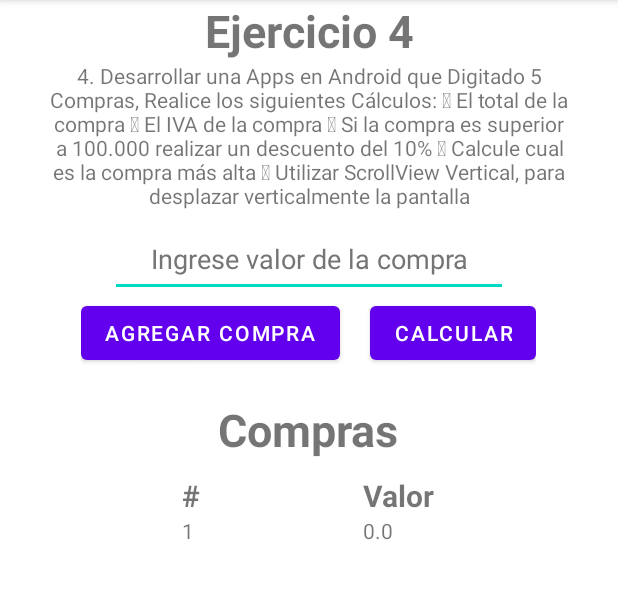
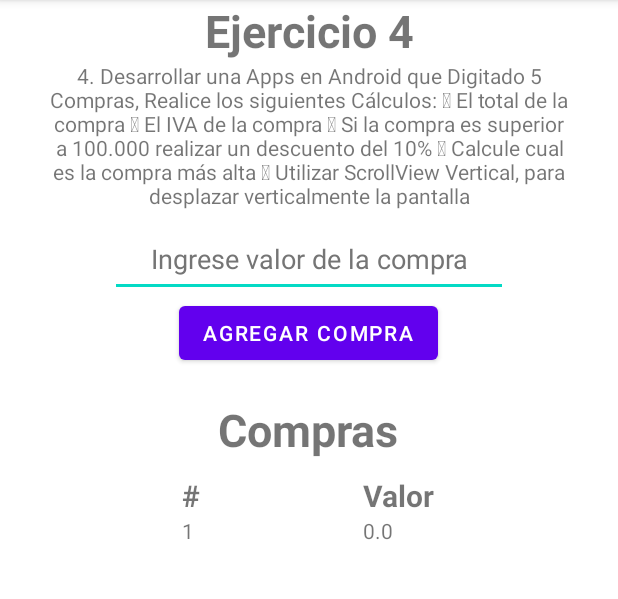
Before and after one commit to RobertoAnguloDeveloper/AppU2, an Android app: the Ej4Activity screen opened directly, with no data from a screen before it, after a tap on "AGREGAR COMPRA", on a phone screen of 412 x 824 dp, the part 84-683 px from its top. Run offline under Robolectric (Android 15) with nearby library versions, the phone set to English and light mode, and no system bars.

Commit message:
Ej4 Done

```diff
--- a/app/src/main/java/com/udc/aau2/Ej4Activity.java
+++ b/app/src/main/java/com/udc/aau2/Ej4Activity.java
@@ -21,7 +21,7 @@ import com.udc.aau2.ejercicios.Ej4;
 public class Ej4Activity extends AppCompatActivity {
     EditText compraEditText;
     Compra compra;
-    Button agregarCompra, calcular;
+    Button agregarCompra;
     TableLayout tableCompra;
     Ej4 ej4;
     Integer count;
@@ -33,7 +33,6 @@ public class Ej4Activity extends AppCompatActivity {
 
         compraEditText = findViewById(R.id.compra);
         agregarCompra = findViewById(R.id.btnAgregarCompra);
-        calcular = findViewById(R.id.btnCalcCompra);
         tableCompra = findViewById(R.id.listaCompras);
         ej4 = new Ej4();
         count = 0;
@@ -41,8 +40,19 @@ public class Ej4Activity extends AppCompatActivity {
         agregarCompra.setOnClickListener(new View.OnClickListener() {
             @Override
             public void onClick(View view) {
+                count++;
+                if(count < 5){
+                    agregarCompra(view);
+                }else{
+                    agregarCompra(view);
+                    calcular(view);
+                }
+            }
+        });
+    }
+
+    public void agregarCompra(View view){
         Context context = view.getContext();
-
         TableRow tableRow = new TableRow(context);
         String compraString = String.valueOf(compraEditText.getText());
         if(compraString.isEmpty()){
@@ -55,8 +65,6 @@ public class Ej4Activity extends AppCompatActivity {
         TextView textView1 = new TextView(context);
         TextView textView2 = new TextView(context);
 
-                count++;
-
         textView1.setText(String.valueOf(count));
         textView2.setText(String.valueOf(compra.getCompra()));
 
@@ -65,11 +73,8 @@ public class Ej4Activity extends AppCompatActivity {
 
         tableCompra.addView(tableRow);
     }
-        });
 
-        calcular.setOnClickListener(new View.OnClickListener() {
-            @Override
-            public void onClick(View view) {
+    public void calcular(View view){
         Context context = view.getContext();
         TableRow rowHeader1 = new TableRow(context);
         TableRow rowHeader2 = new TableRow(context);
@@ -132,6 +137,4 @@ public class Ej4Activity extends AppCompatActivity {
             Toast.makeText(context,"Debe al menos hacer una compra", Toast.LENGTH_LONG).show();
         }
     }
-        });
 }
-}
--- a/app/src/main/java/com/udc/aau2/ejercicios/Ej4.java
+++ b/app/src/main/java/com/udc/aau2/ejercicios/Ej4.java
@@ -1,11 +1,14 @@
 package com.udc.aau2.ejercicios;
 
+import java.math.BigDecimal;
+import java.math.RoundingMode;
 import java.util.ArrayList;
 import java.util.Arrays;
 import java.util.List;
 
 public class Ej4 {
     private List<Compra> listaCompras;
+    private BigDecimal bigDecimal;
     private Double totalCompras, iva, totalIva, minDescuento, porcentajeDescuento, totalDescuentos;
 
     public Ej4() {
@@ -16,6 +19,13 @@ public class Ej4 {
         this.totalCompras = 0.0;
         this.totalIva = 0.0;
         this.totalDescuentos = 0.0;
+    }
+
+    public Double redondearDecimales(Double numero, Integer decimales){
+        bigDecimal = BigDecimal.valueOf(numero);
+        BigDecimal rounded = bigDecimal.setScale(decimales, RoundingMode.HALF_UP);
+        numero = rounded.doubleValue();
+        return numero;
     }
 
     public void agregarALista(Compra compra){
@@ -29,12 +39,16 @@ public class Ej4 {
         }
 
         this.totalIva = this.totalCompras * this.iva;
+        this.totalIva = redondearDecimales(this.totalIva, 2);
 
         if(this.totalCompras > this.minDescuento){
             this.totalDescuentos = this.totalCompras * this.porcentajeDescuento;
+            this.totalDescuentos = redondearDecimales(this.totalDescuentos, 2);
         }
 
         this.totalCompras = this.totalCompras + this.totalIva - this.totalDescuentos;
+
+        this.totalCompras = redondearDecimales(this.totalCompras, 2);
 
         return totalCompras;
     }
--- a/app/src/main/res/layout/activity_ej4.xml
+++ b/app/src/main/res/layout/activity_ej4.xml
@@ -6,9 +6,13 @@
     android:layout_height="match_parent"
     tools:context=".Ej4Activity">
 
+    <ScrollView
+        android:layout_width="match_parent"
+        android:layout_height="match_parent">
+
         <LinearLayout
             android:layout_width="match_parent"
-        android:layout_height="match_parent"
+            android:layout_height="wrap_content"
             android:orientation="vertical">
 
             <TextView
@@ -24,10 +28,10 @@
                 android:id="@+id/ejDescription"
                 android:layout_width="match_parent"
                 android:layout_height="wrap_content"
-            android:text="@string/ej4Description"
+                android:layout_marginLeft="25dp"
+                android:layout_marginRight="25dp"
                 android:gravity="center_horizontal"
-            android:layout_marginLeft="25dp"
-            android:layout_marginRight="25dp"/>
+                android:text="@string/ej4Description" />
 
             <EditText
                 android:id="@+id/compra"
@@ -43,28 +47,12 @@
                 android:minHeight="48dp"
                 android:textColorHint="#757575" />
 
-        <LinearLayout
-            android:layout_width="wrap_content"
-            android:layout_height="wrap_content"
-            android:layout_gravity="center"
-            android:orientation="horizontal">
-
             <Button
                 android:id="@+id/btnAgregarCompra"
                 android:layout_width="wrap_content"
                 android:layout_height="wrap_content"
                 android:layout_gravity="center_horizontal"
-                android:layout_marginEnd="10dp"
                 android:text="@string/btnAgregarCompra" />
-
-            <Button
-                android:id="@+id/btnCalcCompra"
-                android:layout_width="wrap_content"
-                android:layout_height="wrap_content"
-                android:layout_gravity="center_horizontal"
-                android:layout_marginStart="10dp"
-                android:text="@string/btnCalcular" />
-        </LinearLayout>
 
             <TableLayout
                 android:id="@+id/listaCompras"
@@ -76,22 +64,25 @@
                 <TableRow
                     android:layout_width="wrap_content"
                     android:layout_height="wrap_content"
+                    android:layout_gravity="center"
                     android:gravity="center">
 
                     <TextView
                         android:id="@+id/titleTableCompra"
                         android:layout_width="wrap_content"
                         android:layout_height="wrap_content"
+                        android:layout_marginTop="10dp"
+                        android:layout_marginBottom="10dp"
                         android:text="@string/titleTableCompra"
                         android:textSize="30sp"
-                    android:layout_marginBottom="10dp"
-                    android:layout_marginTop="10dp"
                         android:textStyle="bold" />
                 </TableRow>
+
                 <TableRow
                     android:layout_width="wrap_content"
                     android:layout_height="wrap_content"
-                android:layout_gravity="center">
+                    android:layout_gravity="center"
+                    android:gravity="center">
 
                         <TextView
                             android:id="@+id/tableCompraRowNumber"
@@ -100,6 +91,7 @@
                             android:text="@string/tableCompraRowNumber"
                             android:textSize="20sp"
                             android:textStyle="bold" />
+
                     <TextView
                             android:id="@+id/tableCompraValor"
                             android:layout_width="wrap_content"
@@ -113,4 +105,6 @@
 
 
         </LinearLayout>
+    </ScrollView>
+
 </androidx.constraintlayout.widget.ConstraintLayout>
```
Lines whose indentation alone changed are shown as unchanged.
